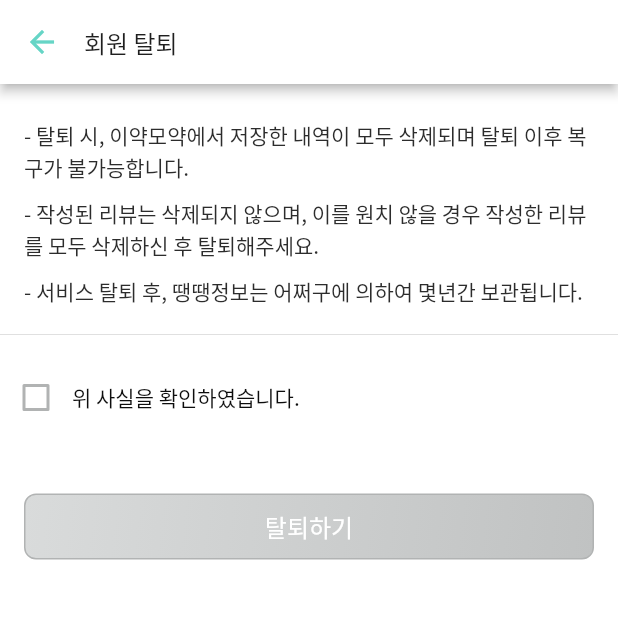
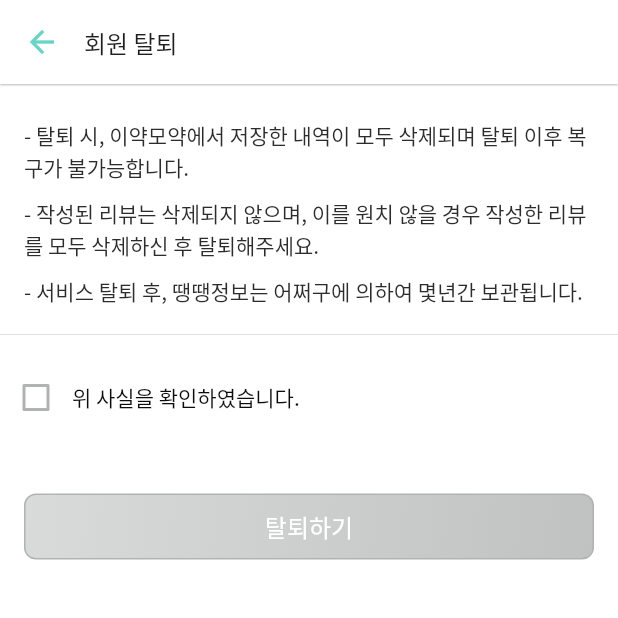
Before and after one commit to Semodrug/semo_ver2, a Flutter app: the Others screen opened directly, after a tap on "회원 탈퇴", on a phone screen of 412 x 824 dp, the top half of it. Run offline on Flutter 3.47's test engine with Material 2 defaults, Android fonts, the phone set to English and light mode, and no system bars; our stand-ins replace camera, cloud_firestore, firebase_auth, firebase_core, firebase_storage, fl_chart and 7 more; missing offline and left inert: camera_platform_interface, dynamic_text_highlighting, firebase_ml_vision, flutter_facebook_auth; accounts and stored records are empty.

Commit message:
[UPDATE] appbar elevation

```diff
--- a/lib/drug_info/detail_info.dart
+++ b/lib/drug_info/detail_info.dart
@@ -25,7 +25,8 @@ class _DetailInfoState extends State<DetailInfo> {
   @override
   Widget build(BuildContext context) {
     return Scaffold(
-      appBar: CustomAppBarWithGoToBack('약 정보 전체보기', Icon(Icons.arrow_back), 3),
+      appBar:
+          CustomAppBarWithGoToBack('약 정보 전체보기', Icon(Icons.arrow_back), 0.5),
       backgroundColor: Colors.white,
       body: Column(
         children: [
--- a/lib/mypage/1_edit_privacy.dart
+++ b/lib/mypage/1_edit_privacy.dart
@@ -51,7 +51,7 @@ class _EditPrivacyPageState extends State<EditPrivacyPage> {
   @override
   Widget build(BuildContext context) {
     return Scaffold(
-      appBar: CustomAppBarWithGoToBack('회원정보 수정', Icon(Icons.arrow_back), 3),
+      appBar: CustomAppBarWithGoToBack('회원정보 수정', Icon(Icons.arrow_back), 0.5),
       backgroundColor: Colors.white,
       body: GestureDetector(
         onTap: () {
--- a/lib/mypage/2_edit_health.dart
+++ b/lib/mypage/2_edit_health.dart
@@ -87,7 +87,7 @@ class _EditHealthPageState extends State<EditHealthPage> {
   Widget build(BuildContext context) {
     return Scaffold(
         appBar:
-            CustomAppBarWithGoToBack('키워드 알림 설정', Icon(Icons.arrow_back), 3),
+            CustomAppBarWithGoToBack('키워드 알림 설정', Icon(Icons.arrow_back), 0.5),
         backgroundColor: Colors.white,
         body: Builder(builder: (ctx) {
           return SingleChildScrollView(
--- a/lib/mypage/3_notice.dart
+++ b/lib/mypage/3_notice.dart
@@ -14,7 +14,7 @@ class _NoticePageState extends State<NoticePage> {
   @override
   Widget build(BuildContext context) {
     return Scaffold(
-      appBar: CustomAppBarWithGoToBack('공지사항', Icon(Icons.arrow_back), 3),
+      appBar: CustomAppBarWithGoToBack('공지사항', Icon(Icons.arrow_back), 0.5),
       backgroundColor: Colors.white,
       body: StreamBuilder(
         stream: DatabaseService().noticeData,
--- a/lib/mypage/4_inquiry.dart
+++ b/lib/mypage/4_inquiry.dart
@@ -10,7 +10,7 @@ class _InquiryPageState extends State<InquiryPage> {
   @override
   Widget build(BuildContext context) {
     return Scaffold(
-      appBar: CustomAppBarWithGoToBack('1:1 문의', Icon(Icons.arrow_back), 3),
+      appBar: CustomAppBarWithGoToBack('1:1 문의', Icon(Icons.arrow_back), 0.5),
       backgroundColor: Colors.white,
       body: Text('1:1 문의 페이지 입니다.'),
     );
--- a/lib/mypage/5_policy_terms.dart
+++ b/lib/mypage/5_policy_terms.dart
@@ -11,7 +11,7 @@ class _PolicyTermPageState extends State<PolicyTermPage> {
   @override
   Widget build(BuildContext context) {
     return Scaffold(
-        appBar: CustomAppBarWithGoToBack('이용약관', Icon(Icons.arrow_back), 3),
+        appBar: CustomAppBarWithGoToBack('이용약관', Icon(Icons.arrow_back), 0.5),
         backgroundColor: Colors.white,
         body: Text('이용약관 페이지'));
   }
--- a/lib/mypage/6_policy_privacy.dart
+++ b/lib/mypage/6_policy_privacy.dart
@@ -11,7 +11,7 @@ class _PolicyPrivacyPageState extends State<PolicyPrivacyPage> {
   Widget build(BuildContext context) {
     return Scaffold(
         appBar:
-            CustomAppBarWithGoToBack('개인정보 처리방침', Icon(Icons.arrow_back), 3),
+            CustomAppBarWithGoToBack('개인정보 처리방침', Icon(Icons.arrow_back), 0.5),
         backgroundColor: Colors.white,
         body: Text('개인정보 처리방침 페이지'));
   }
--- a/lib/mypage/7-1_withdrawal.dart
+++ b/lib/mypage/7-1_withdrawal.dart
@@ -23,7 +23,7 @@ class _WithdrawalPageState extends State<WithdrawalPage> {
   @override
   Widget build(BuildContext context) {
     return Scaffold(
-        appBar: CustomAppBarWithGoToBack('회원 탈퇴', Icon(Icons.arrow_back), 3),
+        appBar: CustomAppBarWithGoToBack('회원 탈퇴', Icon(Icons.arrow_back), 0.5),
         backgroundColor: Colors.white,
         body: Column(
           children: [
--- a/lib/mypage/7-2_withdrawal_done.dart
+++ b/lib/mypage/7-2_withdrawal_done.dart
@@ -12,7 +12,7 @@ class _WithdrawalDonePageState extends State<WithdrawalDonePage> {
   @override
   Widget build(BuildContext context) {
     return Scaffold(
-        appBar: CustomAppBarWithGoToBack('회원 탈퇴', Icon(Icons.close), 3),
+        appBar: CustomAppBarWithGoToBack('회원 탈퇴', Icon(Icons.close), 0.5),
         backgroundColor: Colors.white,
         body: Padding(
           padding: EdgeInsets.symmetric(vertical: 16, horizontal: 16),
--- a/lib/mypage/7_others.dart
+++ b/lib/mypage/7_others.dart
@@ -17,7 +17,7 @@ class Others extends StatelessWidget {
     return (user == null)
         ? LinearProgressIndicator()
         : Scaffold(
-            appBar: CustomAppBarWithGoToBack('기타', Icon(Icons.arrow_back), 3),
+            appBar: CustomAppBarWithGoToBack('기타', Icon(Icons.arrow_back), 0.5),
             backgroundColor: Colors.white,
             body: Column(
               children: [
```
Also changed, not shown: lib/camera/barcode.dart (deleted, +0 -196 lines), lib/shared/customAppBar.dart (+7 -10 lines).
